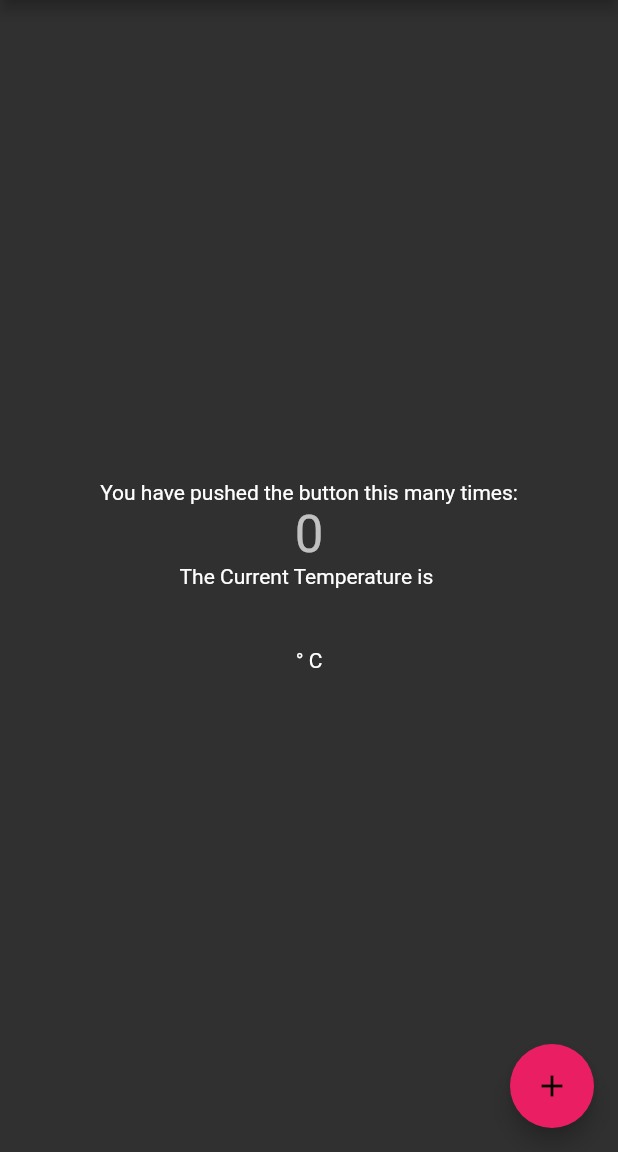
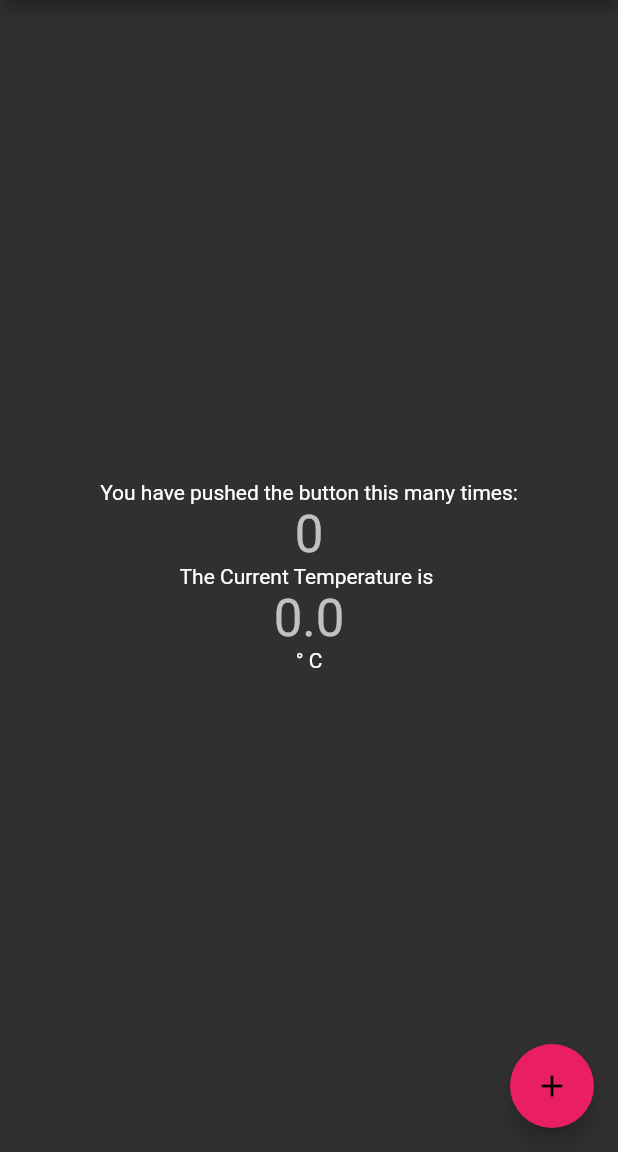
Before and after one commit to ChristopherLeidich/D20Weather, a Flutter app: the screen it shows after launch, on a phone screen of 412 x 824 dp, the part 84-1236 px from its top. Run offline on Flutter 3.47's test engine with Material 2 defaults, Android fonts, the phone set to English and light mode, and no system bars; our stand-ins replace qr_flutter.

```diff
--- a/lib/main.dart
+++ b/lib/main.dart
@@ -4,6 +4,7 @@ import 'package:flutter/material.dart';
 //import 'package:carousel_slider/carousel_slider.dart';
 //import 'package:flutter/services.dart';
 //import 'package:google_fonts/google_fonts.dart';
+import 'package:qr_flutter/qr_flutter.dart';
 
 import 'dart:math';
 
@@ -48,7 +49,7 @@ class MyHomePage extends StatefulWidget {
 class _MyHomePageState extends State<MyHomePage> {
   int _counter = 0;
   double _doubleValue = 0.0;
-  String _printableValue = '';
+  String _printableValue = '0.0';
 
   void _incrementCounter() {
     setState(() {
@@ -59,7 +60,7 @@ class _MyHomePageState extends State<MyHomePage> {
       // called again, and so nothing would appear to happen.
       _counter++;
       //external factory Random([int? seed]);
-      _doubleValue = Random().nextDouble() * 56;
+      _doubleValue = Random().nextDouble() * 6;
       _printableValue = _doubleValue.toStringAsFixed(1);
     });
   }
--- a/pubspec.yaml
+++ b/pubspec.yaml
@@ -34,6 +34,7 @@ dependencies:
   adaptive_theme_fluent_ui: ^1.2.0
   carousel_slider: ^4.2.1
   provider: ^6.0.5
+  qr_flutter: ^4.0.0
   flutter:
     sdk: flutter
 
```
Also changed, not shown: pubspec.lock.
